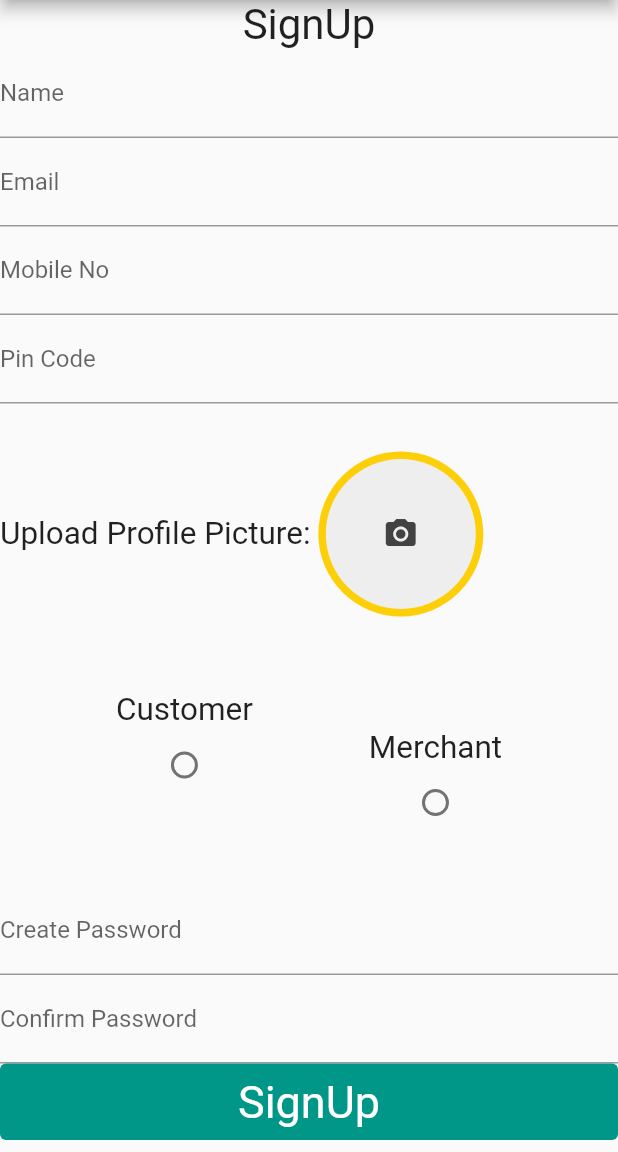
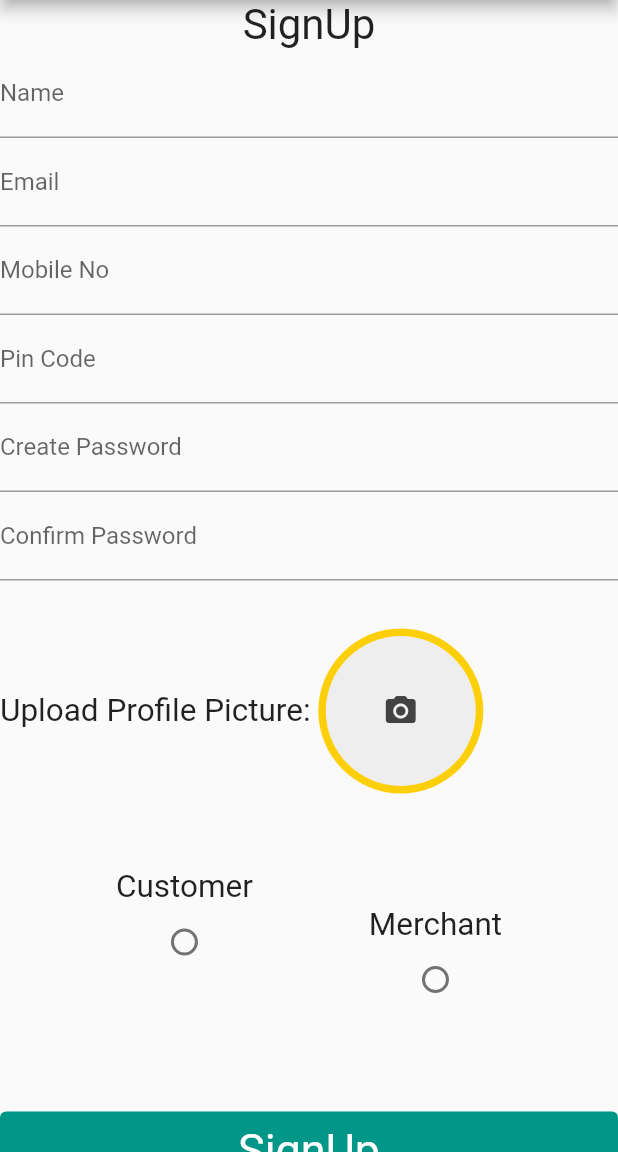
Before and after one commit to cyrilshaji38/Trace-QR, a Flutter app: the SignUp screen opened directly, on a phone screen of 412 x 824 dp, the part 84-1236 px from its top. Run offline on Flutter 3.47's test engine with Material 2 defaults, Android fonts, the phone set to English and light mode, and no system bars; our stand-ins replace fluttertoast, image_picker, pretty_qr_code; missing offline and left inert: qr_code_scanner.

Commit message:
fixed bugs

```diff
--- a/trace/lib/main.dart
+++ b/trace/lib/main.dart
@@ -197,6 +197,8 @@ class _SignUpState extends State<SignUp> {
                 TextField(decoration: InputDecoration(labelText: "Email"), onChanged: (value) => email = value),
                 TextField(decoration: InputDecoration(labelText: "Mobile No"), onChanged: (value) => mobile = value),
                 TextField(decoration: InputDecoration(labelText: "Pin Code"), onChanged: (value) => pincode = value),
+                TextField(decoration: InputDecoration(labelText: "Create Password"), onChanged: (value) => password = value),
+                TextField(decoration: InputDecoration(labelText: "Confirm Password"), onChanged: (value) => password1 = value),
                 Text("\n"),
                 Row(
                     children: <Widget>
@@ -249,8 +251,7 @@ class _SignUpState extends State<SignUp> {
                       )
                     ]
                 ),
-                TextField(decoration: InputDecoration(labelText: "Create Password"), onChanged: (value) => password = value),
-                TextField(decoration: InputDecoration(labelText: "Confirm Password"), onChanged: (value) => password1 = value),
+                Text("\n"),
                 TextButton(
                     onPressed: password1==password? this.createacc: this.pwdmismatch,
                     child: Text("SignUp"),
```
